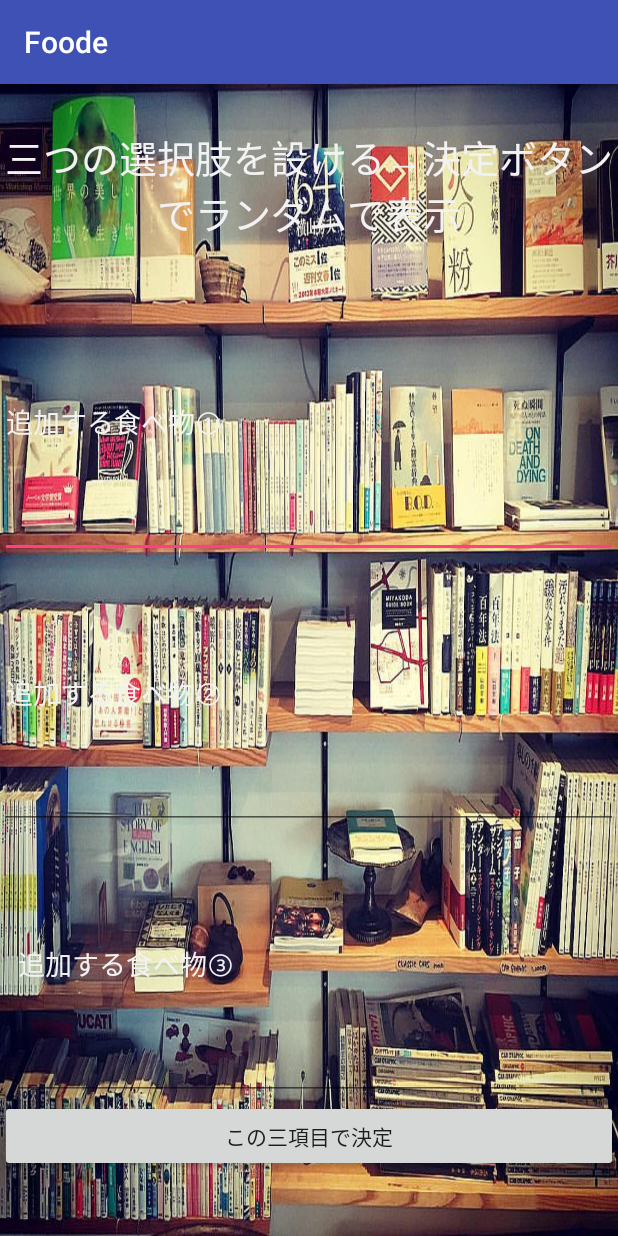
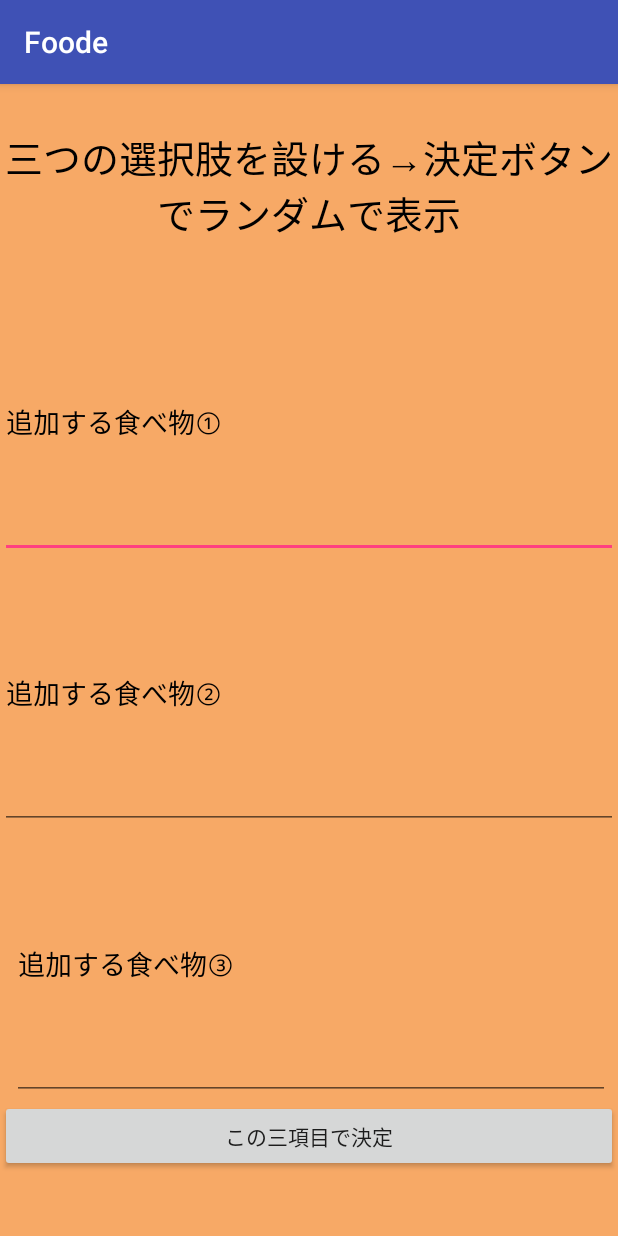
Before and after one commit to DaisukeKawamura/-, an Android app: the EditActivity screen opened directly, with no data from a screen before it, on a phone screen of 412 x 824 dp. Run offline under Robolectric (Android 15) with nearby library versions, the phone set to English and light mode, and no system bars; libraries missing offline, so code that uses them is left out: io.realm.

```diff
--- a/app/src/main/java/android/lifeistech/com/foode/APIResponse.java
+++ b/app/src/main/java/android/lifeistech/com/foode/APIResponse.java
@@ -12,13 +12,13 @@ public class APIResponse {
     private static final String TAG = APIResponse.class.getSimpleName();
     private final APIResponse self = this;
 
-    public static List<Result> results;
+    public  List<Result> results;
 
     public  APIResponse(List<Result> results) {
         this.results = results;
     }
 
-    public static List<Result> getResults(){
+    public  List<Result> getResults(){
         return results;
     }
 
--- a/app/src/main/java/android/lifeistech/com/foode/Geometry.java
+++ b/app/src/main/java/android/lifeistech/com/foode/Geometry.java
@@ -1,6 +1,5 @@
 package android.lifeistech.com.foode;
 
-import android.location.Location;
 import android.util.Log;
 import android.view.View;
 
@@ -15,6 +14,8 @@ public class Geometry {
     private static final String TAG = Geometry.class.getSimpleName();
     private final Geometry self = this;
 
+
+    @SerializedName("location")
     public  Location location;
 
     public Geometry(Location location) {
--- a/app/src/main/res/layout/activity_edit.xml
+++ b/app/src/main/res/layout/activity_edit.xml
@@ -4,8 +4,8 @@
     xmlns:tools="http://schemas.android.com/tools"
     android:layout_width="match_parent"
     android:layout_height="match_parent"
-    tools:context="android.lifeistech.com.foode.EditActivity"
-    android:background="@drawable/foode">
+    android:background="#F7A966"
+    tools:context="android.lifeistech.com.foode.EditActivity">
 
     <LinearLayout
         android:layout_width="match_parent"
@@ -19,8 +19,9 @@
             android:layout_weight="1.5"
             android:gravity="center"
             android:text="三つの選択肢を設ける→決定ボタンでランダムで表示"
-            android:textColor="#F2F2F2"
-            android:textSize="25sp" />
+            android:textColor="#000000"
+            android:textSize="25sp"
+            android:textStyle="normal" />
 
         <LinearLayout
             android:layout_width="match_parent"
@@ -36,8 +37,9 @@
                 android:ems="10"
                 android:hint="追加する食べ物①"
                 android:inputType="textPersonName"
-                android:textColor="#F2F2F2"
-                android:textColorHint="#F2F2F2" />
+                android:textColor="#000000"
+                android:textColorHint="#000000"
+                android:textStyle="normal" />
 
         </LinearLayout>
 
@@ -55,8 +57,8 @@
                 android:ems="10"
                 android:hint="追加する食べ物②"
                 android:inputType="textPersonName"
-                android:textColor="#F2F2F2"
-                android:textColorHint="#F2F2F2" />
+                android:textColor="#000000"
+                android:textColorHint="#000000" />
 
         </LinearLayout>
 
@@ -76,8 +78,8 @@
                 android:ems="10"
                 android:hint="追加する食べ物③"
                 android:inputType="textPersonName"
-                android:textColor="#F2F2F2"
-                android:textColorHint="#F2F2F2" />
+                android:textColor="#000000"
+                android:textColorHint="#000000" />
 
         </LinearLayout>
 
@@ -99,6 +101,4 @@
     </LinearLayout>
 
 
-
-
 </RelativeLayout>
```
Also changed, not shown: app/src/main/java/android/lifeistech/com/foode/Location.java (+17 -12 lines), app/src/main/java/android/lifeistech/com/foode/MapsActivity_10.java (+42 -13 lines), app/src/main/java/android/lifeistech/com/foode/Result.java (+11 -0 lines), app/src/main/res/layout/activity_maps_10.xml (+6 -10 lines), app/src/main/res/layout/activity_maps__select.xml (+5 -9 lines), app/src/main/res/layout/activity_start.xml (+9 -8 lines).
